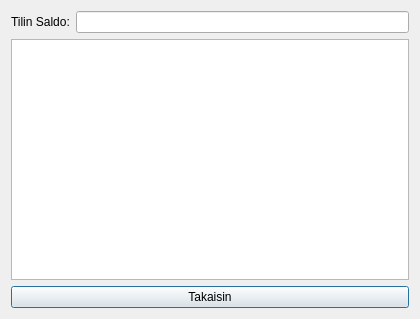
Old version of the form frontend/saldowindow.ui in the repository Peasami/bank-simulator-2023.
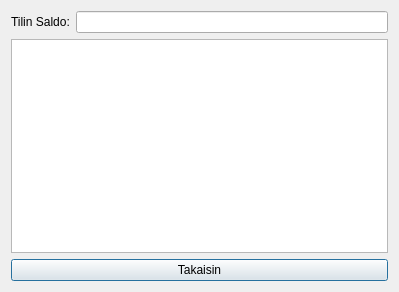
New version of the form.

The edit to the form file:
```diff
--- a/frontend/saldowindow.ui
+++ b/frontend/saldowindow.ui
@@ -6,8 +6,8 @@
    <rect>
     <x>0</x>
     <y>0</y>
-    <width>420</width>
-    <height>319</height>
+    <width>399</width>
+    <height>292</height>
    </rect>
   </property>
   <property name="windowTitle">
```
